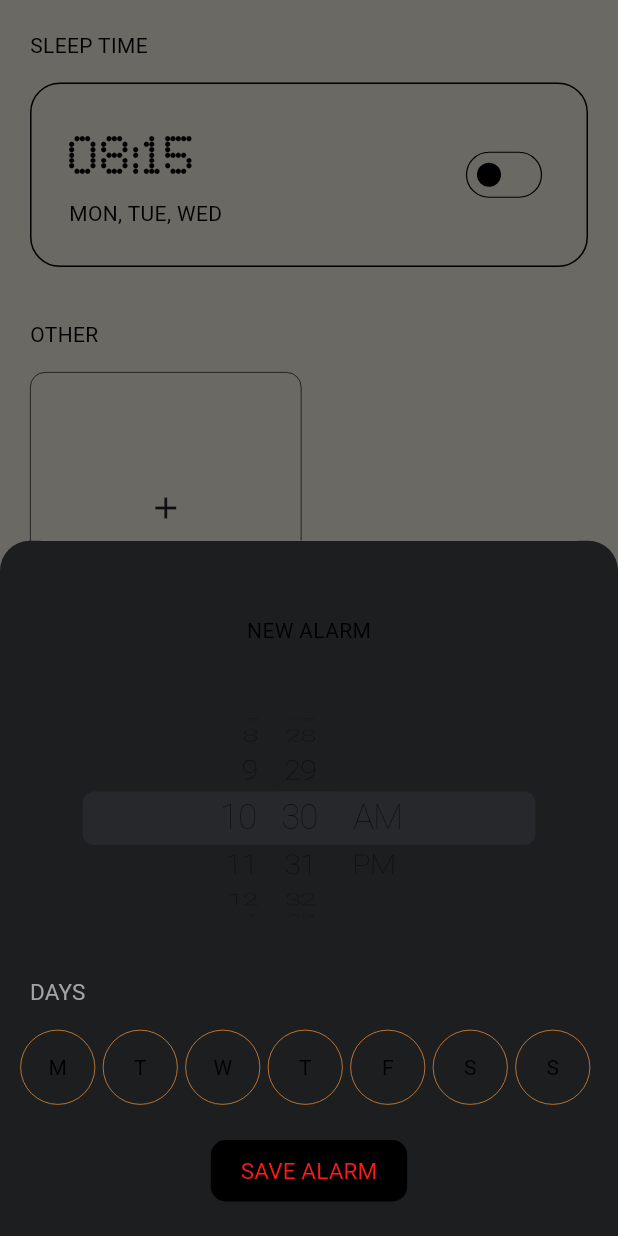
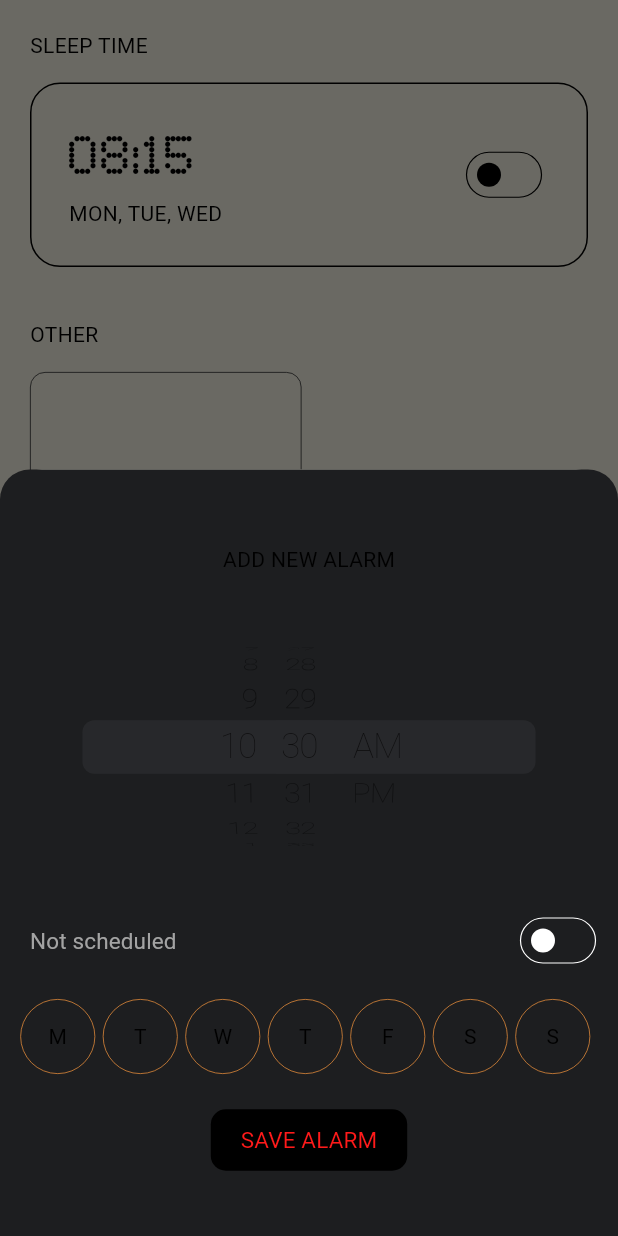
Before and after one commit to SushiiReboot/Nothing-Clock, a Flutter app: the AlarmsScreen screen opened directly, after a tap on the "add" icon, on a phone screen of 412 x 824 dp. Run offline on Flutter 3.47's test engine with Material 3 defaults, Android fonts, the phone set to English and light mode, and no system bars; our stand-ins replace dotted_border, flutter_local_notifications, flutter_secure_storage, flutter_svg, font_awesome_flutter, geocoding and 7 more; missing offline and left inert: android_alarm_manager_plus, flutter_displaymode, worldtime; accounts and stored records are empty.

Commit message:
Update bottom modal sheet when setting up the alarm.

```diff
--- a/lib/screens/alarms_screen.dart
+++ b/lib/screens/alarms_screen.dart
@@ -96,6 +96,7 @@ class _AlarmsScreenState extends State<AlarmsScreen> {
       onTap: () {
         showModalBottomSheet<void>(
             context: context,
+            isScrollControlled: true,
             builder: (context) {
               return _buildModalBottomSheetUI(theme);
             });
@@ -134,15 +135,21 @@ class _AlarmsScreenState extends State<AlarmsScreen> {
           color: theme.colorScheme.tertiary,
           borderRadius: const BorderRadius.only(
               topLeft: Radius.circular(20), topRight: Radius.circular(20))),
-      height: 500,
+      constraints:
+          BoxConstraints(maxHeight: MediaQuery.of(context).size.height * 0.8),
       width: double.infinity,
+      child: SingleChildScrollView(
         child: Padding(
-        padding: const EdgeInsets.symmetric(horizontal: 10, vertical: 50),
+          padding: EdgeInsets.only(
+              left: 10,
+              right: 10,
+              top: 50,
+              bottom: MediaQuery.of(context).viewInsets.bottom + 40),
           child: Column(
             mainAxisAlignment: MainAxisAlignment.start,
             mainAxisSize: MainAxisSize.min,
             children: [
-            const Text("NEW ALARM"),
+              const Text("ADD NEW ALARM"),
               const SizedBox(
                 height: 20,
               ),
@@ -186,7 +193,8 @@ class _AlarmsScreenState extends State<AlarmsScreen> {
                   Alarm alarm = Alarm(time: selectedTime, days: selectedDays);
                   AlarmsService().saveAlarmData(alarm);
 
-                List<Alarm> updatedAlarms = await AlarmsService().loadAlarms();
+                  List<Alarm> updatedAlarms =
+                      await AlarmsService().loadAlarms();
                   setState(() {
                     _alarms = updatedAlarms;
                   });
@@ -194,8 +202,8 @@ class _AlarmsScreenState extends State<AlarmsScreen> {
                 },
                 style: TextButton.styleFrom(
                     backgroundColor: theme.colorScheme.onPrimary,
-                  padding:
-                      const EdgeInsets.symmetric(horizontal: 20, vertical: 10),
+                    padding: const EdgeInsets.symmetric(
+                        horizontal: 20, vertical: 10),
                     shape: RoundedRectangleBorder(
                         borderRadius: BorderRadius.circular(10))),
                 child: const Text(
@@ -205,6 +213,7 @@ class _AlarmsScreenState extends State<AlarmsScreen> {
                 ),
               )
             ],
+          ),
         ),
       ),
     );
@@ -324,13 +333,58 @@ class _AlarmsScreenState extends State<AlarmsScreen> {
   }
 }
 
-class AlarmsDaysList extends StatelessWidget {
+class AlarmsDaysList extends StatefulWidget {
   const AlarmsDaysList({
     super.key,
     required this.selectedDays,
   });
 
   final List<bool> selectedDays;
+
+  @override
+  State<AlarmsDaysList> createState() => _AlarmsDaysListState();
+}
+
+class _AlarmsDaysListState extends State<AlarmsDaysList> {
+  String scheduledMessage = "Not scheduled";
+  bool isScheduled = false;
+
+  static const _dayLetters = ["M", "T", "W", "T", "F", "S", "S"];
+
+  void _changeScheduledMessage() {
+    Map<int, bool> scheduledDays = _getScheduledDays();
+
+    debugPrint(scheduledDays.toString());
+
+    if (scheduledDays.containsKey(-1) && isScheduled) {
+      scheduledMessage = "Today";
+      return;
+    }
+
+    if (!isScheduled) {
+      scheduledMessage = "Not scheduled";
+      return;
+    }
+
+    scheduledMessage = scheduledDays.keys.map((day) {
+      return ["MON", "TUE", "WED", "THU", "FRI", "SAT", "SUN"][day];
+    }).join(", ");
+  }
+
+  //This method is used to check if any day is selected. If so, the alarm is scheduled for a specific day
+  Map<int, bool> _getScheduledDays() {
+    // Filter to get only entries with true values.
+    final trueEntries =
+        widget.selectedDays.asMap().entries.where((entry) => entry.value);
+
+    // If at least one true exists, return the corresponding map.
+    if (trueEntries.isNotEmpty) {
+      return Map<int, bool>.fromEntries(trueEntries);
+    }
+
+    // Otherwise, return a map with -1 and false.
+    return {-1: false};
+  }
 
   @override
   Widget build(BuildContext context) {
@@ -341,50 +395,43 @@ class AlarmsDaysList extends StatelessWidget {
       children: [
         Padding(
           padding: const EdgeInsets.only(bottom: 15, left: 10),
-          child: Text("DAYS",
-              style: theme.textTheme.labelLarge
-                  ?.copyWith(color: const Color.fromARGB(255, 163, 163, 163))),
+          child: Row(
+            mainAxisAlignment: MainAxisAlignment.spaceBetween,
+            children: [
+              Text(scheduledMessage,
+                  style: theme.textTheme.labelLarge?.copyWith(
+                      color: const Color.fromARGB(255, 163, 163, 163))),
+              SwitchButton(
+                onChanged: () {
+                  setState(() {
+                    isScheduled = !isScheduled;
+                    _changeScheduledMessage();
+                  });
+                },
+                inactiveTrackColor: Colors.transparent,
+                activeTrackColor: Colors.transparent,
+                outlineColor: Colors.white,
+                inactiveThumbColor: Colors.white,
+              )
+            ],
+          ),
         ),
         Row(
             mainAxisAlignment: MainAxisAlignment.center,
-          children: [
-            AlarmDayBtn(
-              dayInital: "M",
-              dayIndex: 0,
-              selectedDays: selectedDays,
-            ),
-            AlarmDayBtn(
-              dayInital: "T",
-              dayIndex: 1,
-              selectedDays: selectedDays,
-            ),
-            AlarmDayBtn(
-              dayInital: "W",
-              dayIndex: 2,
-              selectedDays: selectedDays,
-            ),
-            AlarmDayBtn(
-              dayInital: "T",
-              dayIndex: 3,
-              selectedDays: selectedDays,
-            ),
-            AlarmDayBtn(
-              dayInital: "F",
-              dayIndex: 4,
-              selectedDays: selectedDays,
-            ),
-            AlarmDayBtn(
-              dayInital: "S",
-              dayIndex: 5,
-              selectedDays: selectedDays,
-            ),
-            AlarmDayBtn(
-              dayInital: "S",
-              dayIndex: 6,
-              selectedDays: selectedDays,
-            ),
-          ],
-        )
+            children: widget.selectedDays.asMap().entries.map((entry) {
+              return AlarmDayBtn(
+                dayInital: _dayLetters[entry.key],
+                dayIndex: entry.key,
+                selectedDays: widget.selectedDays,
+                onPressed: () {
+                  setState(() {
+                    _changeScheduledMessage();
+                  });
+                },
+                isEnabled: isScheduled,
+                isSelected: entry.value,
+              );
+            }).toList())
       ],
     );
   }
@@ -396,11 +443,16 @@ class AlarmDayBtn extends StatefulWidget {
     required this.dayInital,
     required this.dayIndex,
     required this.selectedDays,
+    this.onPressed,
+    required this.isEnabled, required this.isSelected,
   });
 
   final String dayInital;
   final int dayIndex;
   final List<bool> selectedDays;
+  final VoidCallback? onPressed;
+  final bool isEnabled;
+  final bool isSelected;
 
   @override
   State<AlarmDayBtn> createState() => _AlarmDayBtnState();
@@ -410,6 +462,28 @@ class _AlarmDayBtnState extends State<AlarmDayBtn> {
   bool _isSelected = false;
 
   @override
+  void initState() {
+    super.initState();
+    _isSelected = widget.isSelected;
+    debugPrint("Day ${widget.dayInital} is selected: $_isSelected");
+  }
+
+    @override
+  void didUpdateWidget(covariant AlarmDayBtn oldWidget) {
+    super.didUpdateWidget(oldWidget);
+    if (oldWidget.isEnabled != widget.isEnabled) {
+      setState(() {
+        if(!widget.isEnabled) {
+          _isSelected = false;
+          return;
+        }
+
+        _isSelected = widget.isSelected;
+      });
+    }
+  }
+
+  @override
   Widget build(BuildContext context) {
     ThemeData theme = Theme.of(context);
 
@@ -417,13 +491,17 @@ class _AlarmDayBtnState extends State<AlarmDayBtn> {
       setState(() {
         _isSelected = !_isSelected;
         widget.selectedDays[widget.dayIndex] = _isSelected;
+
+        if (widget.onPressed != null) {
+          widget.onPressed!();
+        }
       });
     }
 
     return Padding(
       padding: const EdgeInsets.only(right: 5.0),
       child: Material(
-          color: _isSelected ? theme.colorScheme.primary : Colors.transparent,
+          color: _isSelected && widget.isEnabled ? theme.colorScheme.primary : Colors.transparent,
           borderRadius: BorderRadius.circular(50),
           child: Container(
             width: 50,
@@ -436,7 +514,7 @@ class _AlarmDayBtnState extends State<AlarmDayBtn> {
                         : theme.colorScheme.secondary,
                     width: _isSelected ? 0 : 0.5)),
             child: InkWell(
-                onTap: onSelect,
+                onTap: widget.isEnabled ? onSelect : null,
                 radius: 50,
                 borderRadius: BorderRadius.circular(50),
                 child: Center(child: Text(widget.dayInital.toUpperCase()))),
```
Also changed, not shown: lib/screens/clock_screen.dart (+0 -30 lines). Lines whose indentation alone changed are shown as unchanged.
